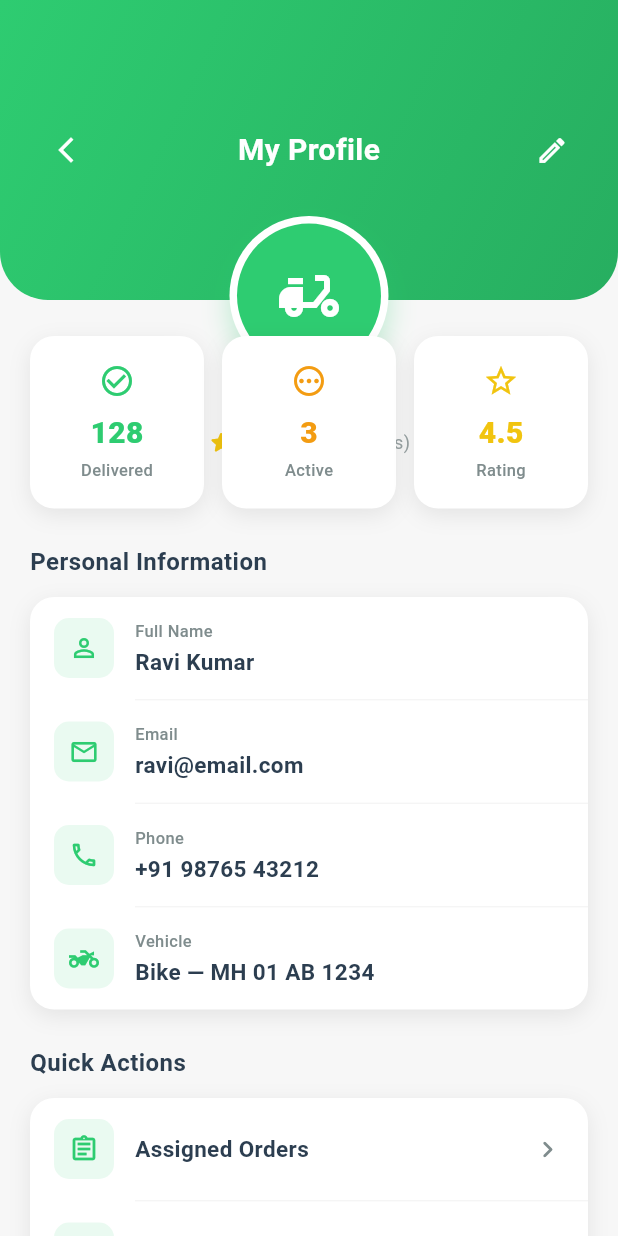
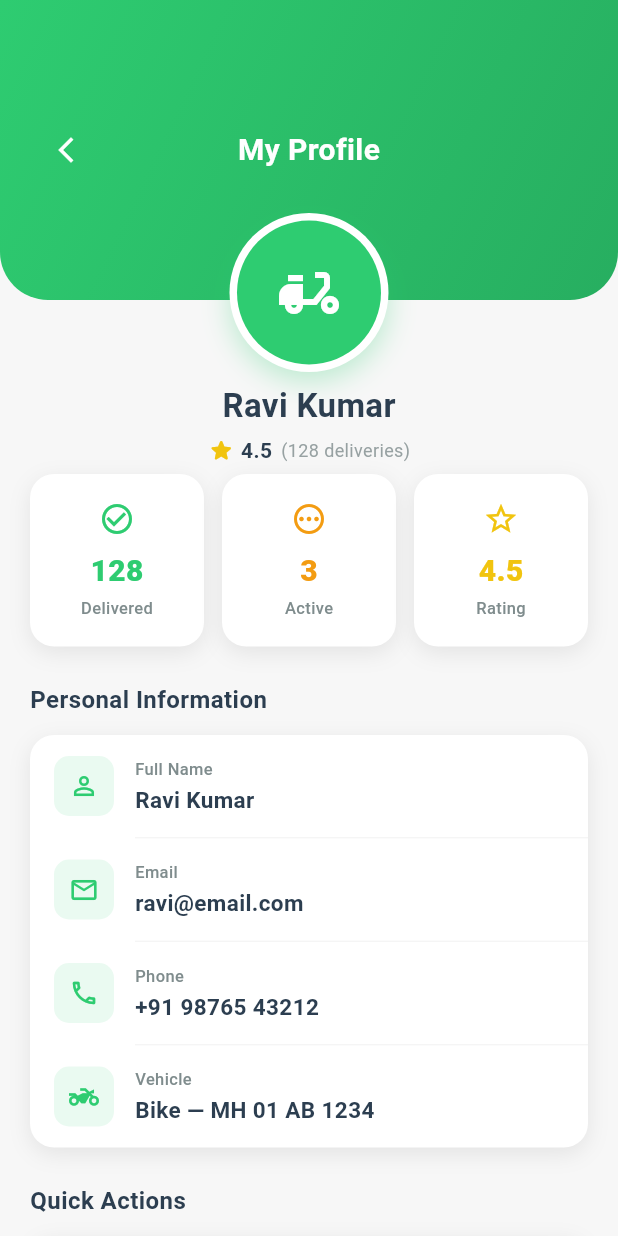
Before and after one commit to Henil-Mungapara/QuickBasket, a Flutter app: the DeliveryProfileScreen screen opened by its route, on a phone screen of 412 x 824 dp. Run offline on Flutter 3.47's test engine with Material 3 defaults, Android fonts, the light colour scheme and no system bars; our stand-ins replace cached_network_image, cloud_firestore, firebase_auth, firebase_core; accounts and stored records are empty.

Commit message:
change in profile pages

```diff
--- a/lib/main.dart
+++ b/lib/main.dart
@@ -77,7 +77,7 @@ class QuickBasketApp extends StatelessWidget {
       ),
 
       // ── Start Route ────────────────────────────────────────
-      initialRoute: '/login',
+      initialRoute: '/delivery-dashboard',
 
       // ── Named Routes ───────────────────────────────────────
       routes: {
--- a/lib/screens/delivery/delivery_profile_screen.dart
+++ b/lib/screens/delivery/delivery_profile_screen.dart
@@ -2,25 +2,30 @@ import 'package:flutter/material.dart';
 import '../../constants/app_colors.dart';
 import '../../helpers/ui_helper.dart';
 
-/// Delivery Profile Screen — premium design with gradient header & menu sections.
+/// Delivery Profile Screen — responsive design, no settings section.
 class DeliveryProfileScreen extends StatelessWidget {
   const DeliveryProfileScreen({super.key});
 
   @override
   Widget build(BuildContext context) {
-    // TODO: Fetch delivery person data from Firebase Firestore
+    final screenWidth = MediaQuery.of(context).size.width;
+    final isWide = screenWidth > 600;
+    final horizontalPad = isWide ? screenWidth * 0.1 : 20.0;
+    final avatarRadius = isWide ? 56.0 : 48.0;
+
     return Scaffold(
       backgroundColor: AppColors.background,
       body: SingleChildScrollView(
         child: Column(
           children: [
             // ── Gradient Header with Avatar ──────────────────
-            _buildProfileHeader(context),
-            const SizedBox(height: 24),
+            _buildProfileHeader(context, avatarRadius),
+            // Spacing for the floating avatar + name + rating
+            SizedBox(height: avatarRadius + 68),
 
             // ── Stats Row ────────────────────────────────────
             Padding(
-              padding: const EdgeInsets.symmetric(horizontal: 20),
+              padding: EdgeInsets.symmetric(horizontal: horizontalPad),
               child: Column(
                 crossAxisAlignment: CrossAxisAlignment.start,
                 children: [
@@ -31,14 +36,17 @@ class DeliveryProfileScreen extends StatelessWidget {
                   _sectionTitle('Personal Information'),
                   const SizedBox(height: 12),
                   _infoCard([
-                    _infoRow(Icons.person_outline, 'Full Name', 'Ravi Kumar'),
+                    _infoRow(
+                        Icons.person_outline, 'Full Name', 'Ravi Kumar'),
                     _divider(),
-                    _infoRow(Icons.email_outlined, 'Email', 'ravi@email.com'),
+                    _infoRow(
+                        Icons.email_outlined, 'Email', 'ravi@email.com'),
                     _divider(),
                     _infoRow(
                         Icons.phone_outlined, 'Phone', '+91 98765 43212'),
                     _divider(),
-                    _infoRow(Icons.two_wheeler_outlined, 'Vehicle', 'Bike — MH 01 AB 1234'),
+                    _infoRow(Icons.two_wheeler_outlined, 'Vehicle',
+                        'Bike — MH 01 AB 1234'),
                   ]),
 
                   const SizedBox(height: 24),
@@ -47,30 +55,16 @@ class DeliveryProfileScreen extends StatelessWidget {
                   _sectionTitle('Quick Actions'),
                   const SizedBox(height: 12),
                   _infoCard([
-                    _menuTile(Icons.assignment_outlined, 'Assigned Orders',
+                    _menuTile(
+                        Icons.assignment_outlined, 'Assigned Orders',
                         onTap: () => Navigator.pushNamed(
                             context, '/delivery-assigned-orders')),
                     _divider(),
                     _menuTile(Icons.history, 'Delivery History',
                         onTap: () {}),
                     _divider(),
-                    _menuTile(Icons.account_balance_wallet_outlined, 'Earnings',
-                        onTap: () {}),
-                  ]),
-
-                  const SizedBox(height: 24),
-
-                  // ── Settings Section ─────────────────────────
-                  _sectionTitle('Settings'),
-                  const SizedBox(height: 12),
-                  _infoCard([
-                    _menuTile(Icons.notifications_outlined, 'Notifications',
-                        onTap: () {}),
-                    _divider(),
-                    _menuTile(Icons.lock_outline, 'Change Password',
-                        onTap: () {}),
-                    _divider(),
-                    _menuTile(Icons.help_outline, 'Help & Support',
+                    _menuTile(
+                        Icons.account_balance_wallet_outlined, 'Earnings',
                         onTap: () {}),
                   ]),
 
@@ -81,7 +75,7 @@ class DeliveryProfileScreen extends StatelessWidget {
                     width: double.infinity,
                     child: UIHelper.customButton(
                       text: 'Logout',
-                      backgroundColor: AppColors.error,
+                      backgroundColor: AppColors.primary,
                       onPressed: () {
                         // TODO: Firebase sign out
                         Navigator.pushReplacementNamed(context, '/login');
@@ -99,7 +93,7 @@ class DeliveryProfileScreen extends StatelessWidget {
   }
 
   // ── Gradient Header ────────────────────────────────────────────────
-  Widget _buildProfileHeader(BuildContext context) {
+  Widget _buildProfileHeader(BuildContext context, double avatarRadius) {
     return Stack(
       clipBehavior: Clip.none,
       children: [
@@ -134,18 +128,14 @@ class DeliveryProfileScreen extends StatelessWidget {
                           fontSize: 20,
                           fontWeight: FontWeight.w600)),
                   const Spacer(),
-                  IconButton(
-                    icon: const Icon(Icons.edit_outlined,
-                        color: Colors.white, size: 22),
-                    onPressed: () {},
-                  ),
+                  const SizedBox(width: 48), // Balance the back button
                 ],
               ),
             ),
           ),
         ),
         Positioned(
-          bottom: -50,
+          bottom: -avatarRadius,
           left: 0,
           right: 0,
           child: Center(
@@ -162,17 +152,17 @@ class DeliveryProfileScreen extends StatelessWidget {
                   ),
                 ],
               ),
-              child: const CircleAvatar(
-                radius: 48,
+              child: CircleAvatar(
+                radius: avatarRadius,
                 backgroundColor: AppColors.primary,
                 child: Icon(Icons.delivery_dining,
-                    size: 48, color: Colors.white),
+                    size: avatarRadius, color: Colors.white),
               ),
             ),
           ),
         ),
         Positioned(
-          bottom: -105,
+          bottom: -(avatarRadius + 62),
           left: 0,
           right: 0,
           child: Column(
@@ -186,7 +176,7 @@ class DeliveryProfileScreen extends StatelessWidget {
               Row(
                 mainAxisAlignment: MainAxisAlignment.center,
                 children: [
-                  Icon(Icons.star_rounded,
+                  const Icon(Icons.star_rounded,
                       color: AppColors.accent, size: 18),
                   const SizedBox(width: 4),
                   const Text('4.5',
@@ -205,7 +195,6 @@ class DeliveryProfileScreen extends StatelessWidget {
             ],
           ),
         ),
-        const SizedBox(height: 120),
       ],
     );
   }
@@ -217,7 +206,8 @@ class DeliveryProfileScreen extends StatelessWidget {
         _statCard('128', 'Delivered', Icons.check_circle_outline,
             AppColors.success),
         const SizedBox(width: 12),
-        _statCard('3', 'Active', Icons.pending_outlined, AppColors.warning),
+        _statCard(
+            '3', 'Active', Icons.pending_outlined, AppColors.warning),
         const SizedBox(width: 12),
         _statCard('4.5', 'Rating', Icons.star_outline, AppColors.accent),
       ],
```
Also changed, not shown: lib/screens/admin/admin_profile_screen.dart (+28 -42 lines), lib/screens/customer/customer_profile_screen.dart (+32 -47 lines), 1 other file.
